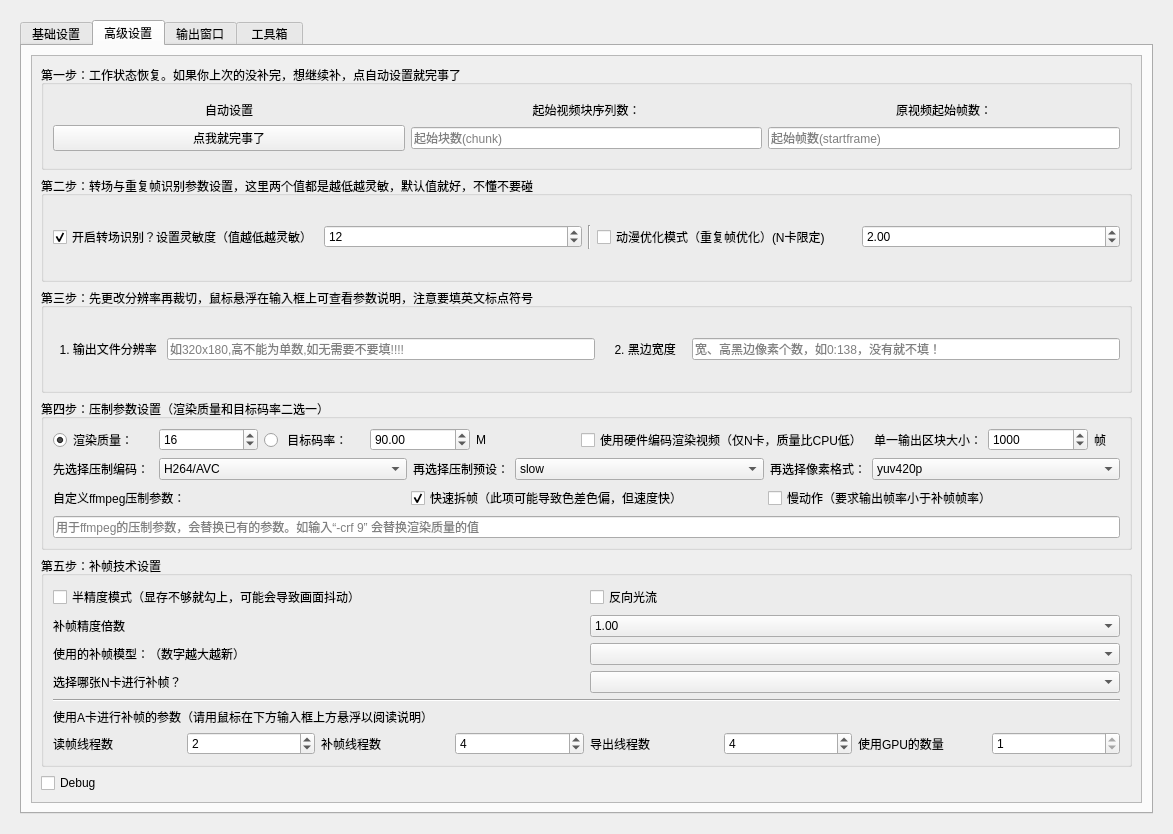
Old version of the form Utils/RIFE_GUI.ui in the repository 100wman/RIFE_GUI.
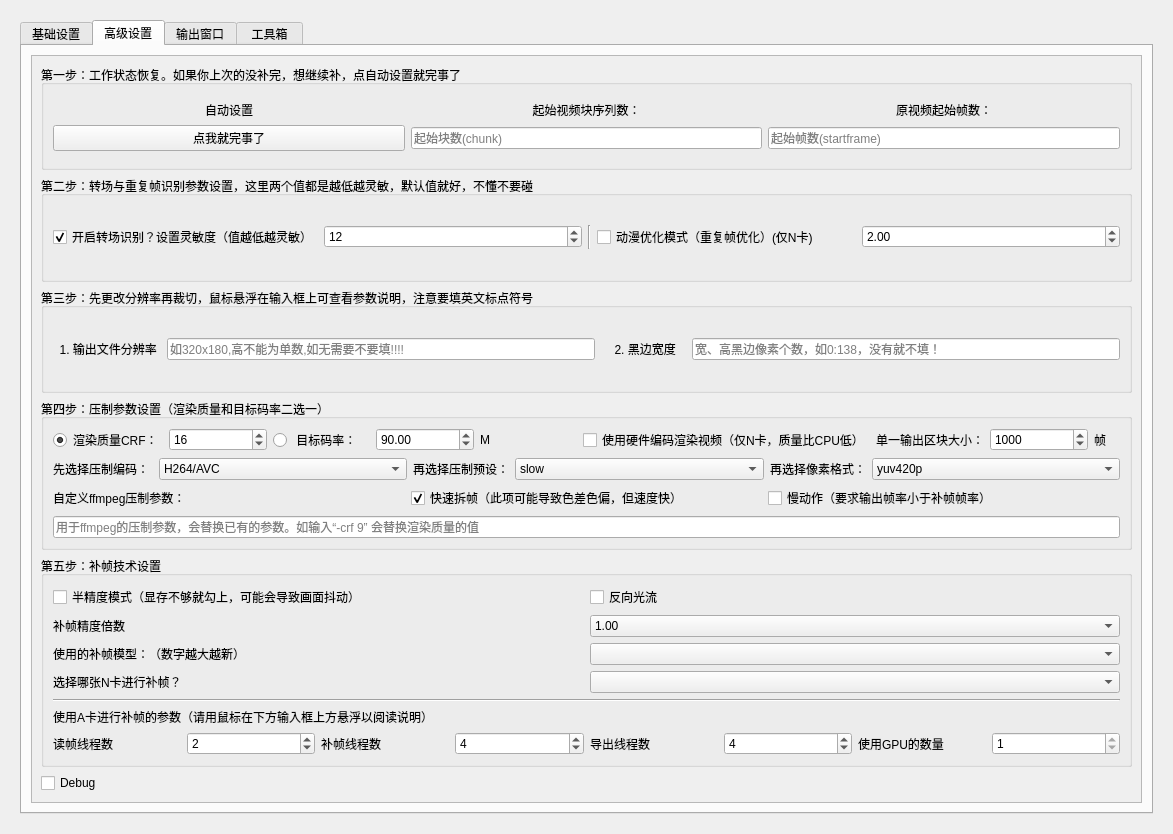
New version of the form. The open tabs and pages were chosen to show the change. Icons and pictures are not drawn.

Commit message: Update v6.2.7 待定 	1. 可以考虑换成NVEncC、VCEEncC、QSVEncC 	2. 交错识别 	3. 优化转场检测：绝对重复帧略过，处理一拍x 	4. A卡选模型 	5. 高级模式 新增功能 	1. 未完成任务确认框 	2. UI：高级设置添加横向、纵向滚动条 	3. 批处理/快捷方式引导启动 	4. 任意帧率补帧功能：无损生成指定帧率的视频 	5. N卡环境下A卡选择警示框 功能调整 	1. 删除界面下方的保存退出 	2. 压制参数移至高级设置页面 	3. 输出页面刷新优化，告别卡顿 	4. 输入文件夹改为输入帧序列 	5. 自定义帧率音画不同步修复 	6. 图片序列进度恢复（在img io计数，但是会跳帧） 	7. 其他已知问题的优化

```diff
--- a/Utils/RIFE_GUI.ui
+++ b/Utils/RIFE_GUI.ui
@@ -562,7 +562,7 @@
                         <string>&lt;html&gt;&lt;head/&gt;&lt;body&gt;&lt;p&gt;值越低，去除的重复帧越少。&lt;/p&gt;&lt;p&gt;&lt;span style=&quot; font-weight:600;&quot;&gt;推荐值0.3~5.0&lt;/span&gt;&lt;/p&gt;&lt;/body&gt;&lt;/html&gt;</string>
                        </property>
                        <property name="text">
-                        <string>动漫优化模式（重复帧优化）(N卡限定)</string>
+                        <string>动漫优化模式（重复帧优化）(仅N卡)</string>
                        </property>
                       </widget>
                      </item>
@@ -711,7 +711,7 @@
                         <string>&lt;html&gt;&lt;head/&gt;&lt;body&gt;&lt;p&gt;0代表无损&lt;/p&gt;&lt;/body&gt;&lt;/html&gt;</string>
                        </property>
                        <property name="text">
-                        <string>渲染质量：</string>
+                        <string>渲染质量CRF：</string>
                        </property>
                        <property name="checked">
                         <bool>true</bool>
```
Left out of the diff: 10 changed lines with no effect on the pictures. The commit also changes 5 other files.
